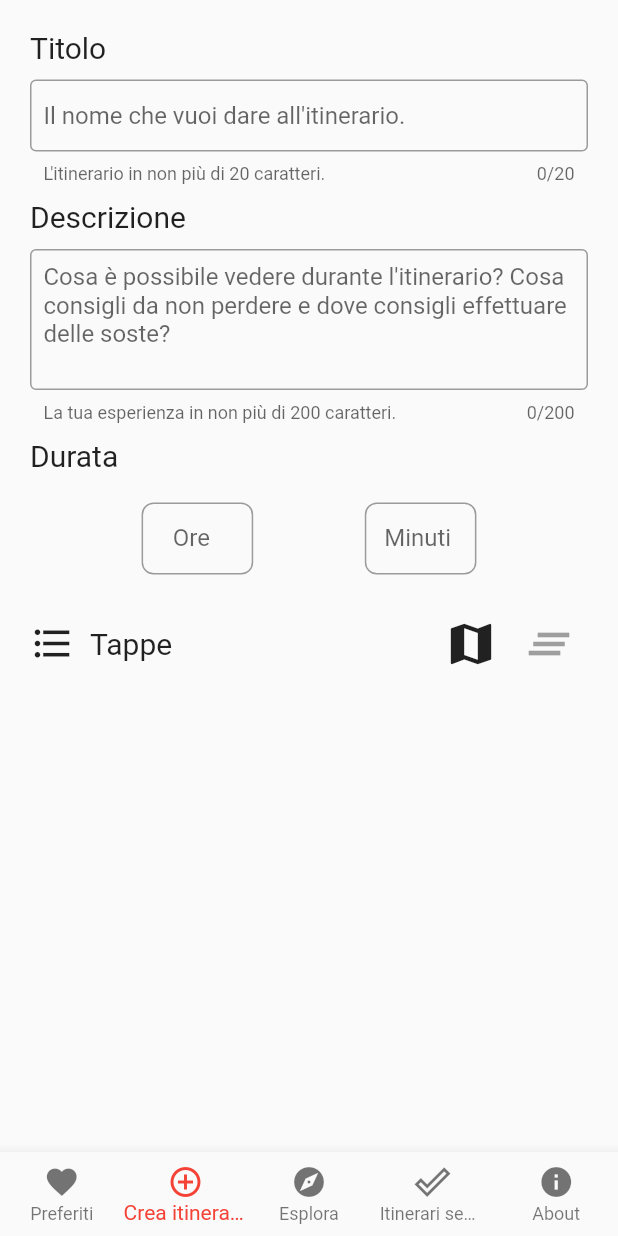
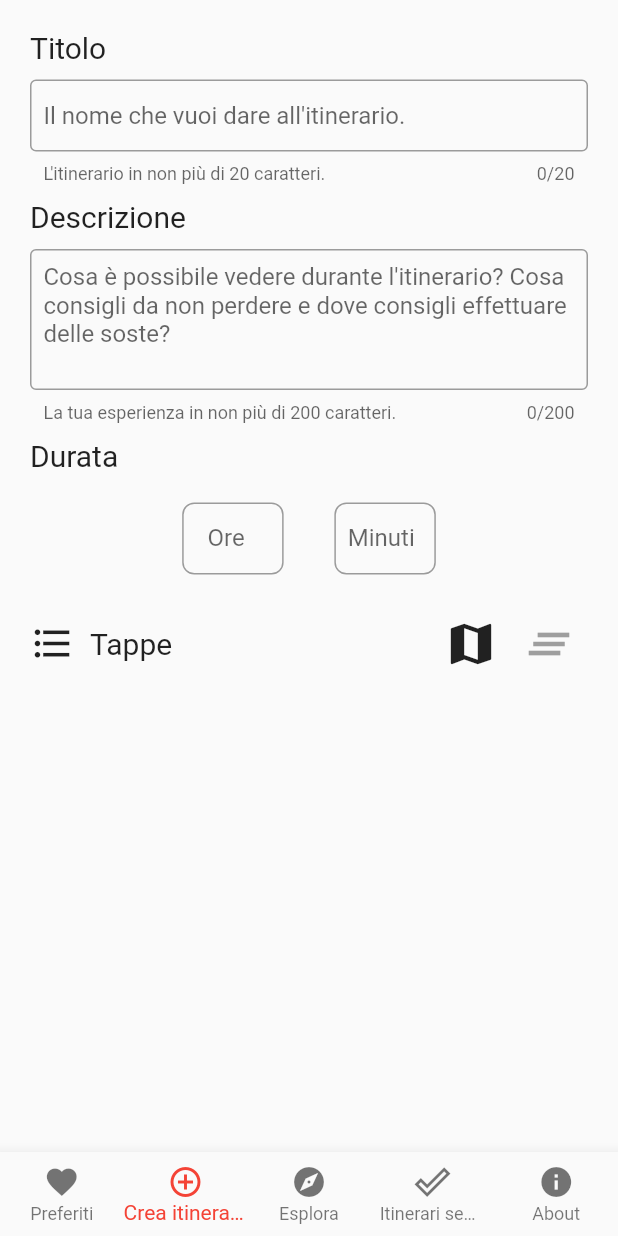
Before and after one commit to AlessioLuciani/GuideMe, a Flutter app: the IOSLayout screen opened directly, item 2 of the bottom bar chosen, on a phone screen of 412 x 824 dp. Run offline on Flutter 3.47's test engine with Material 2 defaults, Android fonts, the phone set to English and light mode, and no system bars; our stand-ins replace google_maps_flutter, image_picker, permission_handler.

Commit message:
Small fix

```diff
--- a/lib/fragments/create_itinerary.dart
+++ b/lib/fragments/create_itinerary.dart
@@ -65,10 +65,10 @@ class _AddItinearyFragmentState extends State<AddItinearyFragment> {
                       children: <Widget>[
                         Expanded(
                           child: Text(""),
-                          flex: 1,
+                          flex: 3,
                         ),
                         Expanded(
-                            flex: 1,
+                            flex: 2,
                             child: TextField(
                               textAlign: TextAlign.center,
                               keyboardType: TextInputType.number,
@@ -78,7 +78,7 @@ class _AddItinearyFragmentState extends State<AddItinearyFragment> {
                               decoration: InputDecoration(
                                 contentPadding: EdgeInsets.all(5),
                                 hintText: "0-24",
-                                labelText: "    Ore",
+                                labelText: "   Ore",
                                 border: OutlineInputBorder(
                                     borderRadius:
                                         BorderRadius.all(Radius.circular(8))),
@@ -89,7 +89,7 @@ class _AddItinearyFragmentState extends State<AddItinearyFragment> {
                           flex: 1,
                         ),
                         Expanded(
-                            flex: 1,
+                            flex: 2,
                             child: TextField(
                               textAlign: TextAlign.center,
                               inputFormatters: [
@@ -99,7 +99,7 @@ class _AddItinearyFragmentState extends State<AddItinearyFragment> {
                               decoration: InputDecoration(
                                 contentPadding: EdgeInsets.all(5),
                                 hintText: "0-60",
-                                labelText: "  Minuti",
+                                labelText: " Minuti",
                                 border: OutlineInputBorder(
                                     borderRadius:
                                         BorderRadius.all(Radius.circular(8))),
@@ -107,7 +107,7 @@ class _AddItinearyFragmentState extends State<AddItinearyFragment> {
                             )),
                         Expanded(
                           child: Text(""),
-                          flex: 1,
+                          flex: 3,
                         ),
                       ],
                     ),
```
